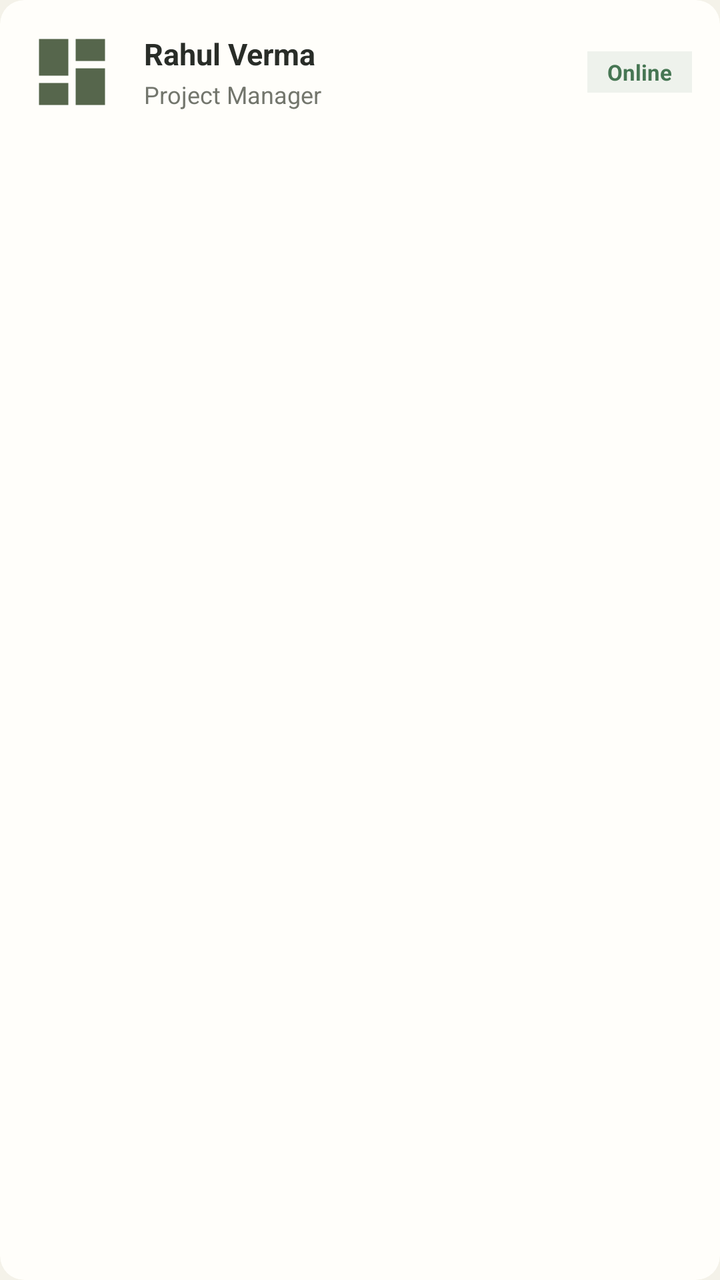
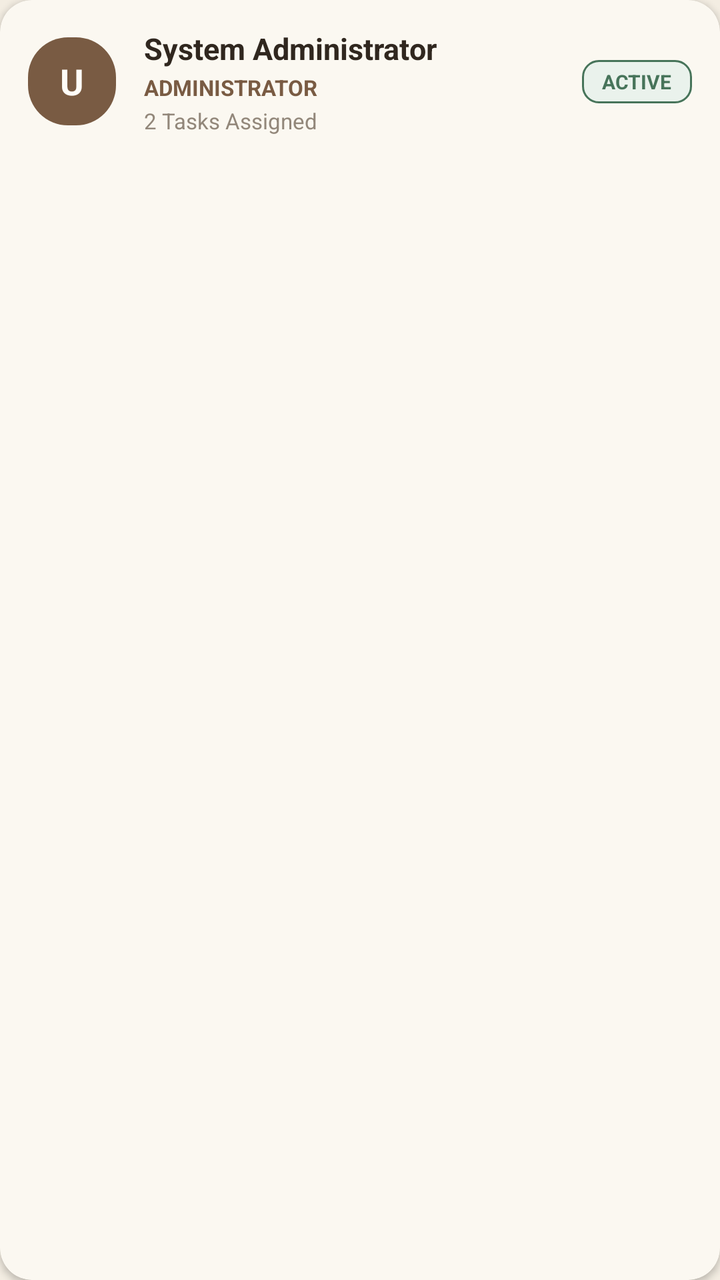

Two renders of the same Android screen: before a commit and after it. Below are the layout's source before the change and the commit's diff.
<!-- AndroidManifest.xml: application theme Theme.ProjectFlow -->
<!-- res/layout/item_team_member.xml -->
<?xml version="1.0" encoding="utf-8"?>
<androidx.cardview.widget.CardView xmlns:android="http://schemas.android.com/apk/res/android"
    xmlns:app="http://schemas.android.com/apk/res-auto"
    android:layout_width="match_parent"
    android:layout_height="wrap_content"
    android:layout_marginBottom="10dp"
    app:cardBackgroundColor="@color/chalk_white"
    app:cardCornerRadius="12dp"
    app:cardElevation="0dp">

    <RelativeLayout
        android:layout_width="match_parent"
        android:layout_height="wrap_content"
        android:padding="14dp">

        
        <FrameLayout
            android:id="@+id/avatarContainer"
            android:layout_width="44dp"
            android:layout_height="44dp"
            android:layout_alignParentStart="true"
            android:layout_centerVertical="true"
            android:background="@drawable/ic_dashboard"
            android:backgroundTint="@color/deep_sage" />

        
        <LinearLayout
            android:layout_width="match_parent"
            android:layout_height="wrap_content"
            android:layout_centerVertical="true"
            android:layout_marginStart="14dp"
            android:layout_toStartOf="@+id/tvMemberStatus"
            android:layout_toEndOf="@id/avatarContainer"
            android:orientation="vertical">

            <TextView
                android:id="@+id/tvMemberName"
                android:layout_width="wrap_content"
                android:layout_height="wrap_content"
                android:text="Rahul Verma"
                android:textColor="@color/charcoal"
                android:textSize="15sp"
                android:textStyle="bold" />

            <TextView
                android:id="@+id/tvMemberRole"
                android:layout_width="wrap_content"
                android:layout_height="wrap_content"
                android:layout_marginTop="2dp"
                android:text="Project Manager"
                android:textColor="@color/stone_grey"
                android:textSize="12sp" />
        </LinearLayout>

        
        <TextView
            android:id="@+id/tvMemberStatus"
            android:layout_width="wrap_content"
            android:layout_height="wrap_content"
            android:layout_alignParentEnd="true"
            android:layout_centerVertical="true"
            android:background="@color/status_green_light"
            android:paddingStart="10dp"
            android:paddingTop="3dp"
            android:paddingEnd="10dp"
            android:paddingBottom="3dp"
            android:text="Online"
            android:textColor="@color/status_green"
            android:textSize="11sp"
            android:textStyle="bold" />

    </RelativeLayout>

</androidx.cardview.widget.CardView>
<!-- resources referenced by this layout -->
<resources>
  <color name="chalk_white">#FFFEFA</color>
  <color name="charcoal">#292D28</color>
  <color name="deep_sage">#56664C</color>
  <color name="status_green">#467653</color>
  <color name="status_green_light">#EEF2EC</color>
  <color name="stone_grey">#73766D</color>
  <!-- drawable ic_dashboard (drawable) -->
  <vector xmlns:android="http://schemas.android.com/apk/res/android"
      android:width="24dp"
      android:height="24dp"
      android:viewportWidth="24"
      android:viewportHeight="24">
    <path
        android:fillColor="@color/deep_sage"
        android:pathData="M3,13h8V3H3v10zm0,8h8v-6H3v6zm10,0h8V11h-8v10zm0,-18v6h8V3h-8z"/>
  </vector>
  <style name="Theme.ProjectFlow" parent="Theme.MaterialComponents.DayNight.NoActionBar">
          
          <item name="colorPrimary">@color/deep_sage</item>
          <item name="colorPrimaryVariant">@color/deep_sage_dark</item>
          <item name="colorOnPrimary">@color/limestone_ivory</item>
  
          
          <item name="colorSecondary">@color/mineral_sage</item>
          <item name="colorSecondaryVariant">@color/mineral_sage</item>
          <item name="colorOnSecondary">@color/chalk_white</item>
  
          
          <item name="android:statusBarColor">@color/chalk_white</item>
          <item name="android:windowLightStatusBar">true</item>
  
          
          <item name="android:windowBackground">@color/limestone_ivory</item>
          <item name="colorSurface">@color/chalk_white</item>
      </style>
  <color name="deep_sage_dark">#485640</color>
  <color name="limestone_ivory">#F4F2E9</color>
  <color name="mineral_sage">#78866B</color>
</resources>

<!-- the commit's change to res/layout/item_team_member.xml (unified diff, before → after) -->
@@ -1,12 +1,13 @@
 <?xml version="1.0" encoding="utf-8"?>
 <androidx.cardview.widget.CardView xmlns:android="http://schemas.android.com/apk/res/android"
     xmlns:app="http://schemas.android.com/apk/res-auto"
+    android:id="@+id/cardTeamMember"
     android:layout_width="match_parent"
     android:layout_height="wrap_content"
     android:layout_marginBottom="10dp"
-    app:cardBackgroundColor="@color/chalk_white"
-    app:cardCornerRadius="12dp"
-    app:cardElevation="0dp">
+    app:cardBackgroundColor="@color/earth_surface"
+    app:cardCornerRadius="16dp"
+    app:cardElevation="2dp">
 
     <RelativeLayout
         android:layout_width="match_parent"
@@ -20,8 +21,18 @@
             android:layout_height="44dp"
             android:layout_alignParentStart="true"
             android:layout_centerVertical="true"
-            android:background="@drawable/ic_dashboard"
-            android:backgroundTint="@color/deep_sage" />
+            android:background="@drawable/bg_chip_selected">
+
+            <TextView
+                android:id="@+id/tvAvatarInitial"
+                android:layout_width="wrap_content"
+                android:layout_height="wrap_content"
+                android:layout_gravity="center"
+                android:text="U"
+                android:textColor="@color/white"
+                android:textSize="18sp"
+                android:textStyle="bold" />
+        </FrameLayout>
 
         
         <LinearLayout
@@ -37,8 +48,8 @@
                 android:id="@+id/tvMemberName"
                 android:layout_width="wrap_content"
                 android:layout_height="wrap_content"
-                android:text="Rahul Verma"
-                android:textColor="@color/charcoal"
+                android:text="System Administrator"
+                android:textColor="@color/text_main"
                 android:textSize="15sp"
                 android:textStyle="bold" />
 
@@ -47,9 +58,19 @@
                 android:layout_width="wrap_content"
                 android:layout_height="wrap_content"
                 android:layout_marginTop="2dp"
-                android:text="Project Manager"
-                android:textColor="@color/stone_grey"
-                android:textSize="12sp" />
+                android:text="ADMINISTRATOR"
+                android:textColor="@color/primary_earth"
+                android:textSize="11sp"
+                android:textStyle="bold" />
+
+            <TextView
+                android:id="@+id/tvMemberProjects"
+                android:layout_width="wrap_content"
+                android:layout_height="wrap_content"
+                android:layout_marginTop="2dp"
+                android:text="2 Tasks Assigned"
+                android:textColor="@color/text_muted"
+                android:textSize="11sp" />
         </LinearLayout>
 
         
@@ -59,16 +80,13 @@
             android:layout_height="wrap_content"
             android:layout_alignParentEnd="true"
             android:layout_centerVertical="true"
-            android:background="@color/status_green_light"
-            android:paddingStart="10dp"
-            android:paddingTop="3dp"
-            android:paddingEnd="10dp"
-            android:paddingBottom="3dp"
-            android:text="Online"
-            android:textColor="@color/status_green"
-            android:textSize="11sp"
+            android:background="@drawable/bg_badge_success"
+            android:paddingHorizontal="10dp"
+            android:paddingVertical="4dp"
+            android:text="ACTIVE"
+            android:textColor="@color/earth_success"
+            android:textSize="10sp"
             android:textStyle="bold" />
 
     </RelativeLayout>
-
 </androidx.cardview.widget.CardView>
<!-- resource entries referenced after the edit -->
@@ -1,42 +1,53 @@
 <!-- resources referenced by this layout -->
 <resources>
-  <color name="chalk_white">#FFFEFA</color>
-  <color name="charcoal">#292D28</color>
-  <color name="deep_sage">#56664C</color>
-  <color name="status_green">#467653</color>
-  <color name="status_green_light">#EEF2EC</color>
-  <color name="stone_grey">#73766D</color>
-  <!-- drawable ic_dashboard (drawable) -->
-  <vector xmlns:android="http://schemas.android.com/apk/res/android"
-      android:width="24dp"
-      android:height="24dp"
-      android:viewportWidth="24"
-      android:viewportHeight="24">
-    <path
-        android:fillColor="@color/deep_sage"
-        android:pathData="M3,13h8V3H3v10zm0,8h8v-6H3v6zm10,0h8V11h-8v10zm0,-18v6h8V3h-8z"/>
-  </vector>
+  <color name="earth_success">#47745A</color>
+  <color name="earth_surface">#FBF8F1</color>
+  <color name="primary_earth">#795B43</color>
+  <color name="text_main">#30271F</color>
+  <color name="text_muted">#92877A</color>
+  <color name="white">#FFFDF8</color>
+  <!-- drawable bg_badge_success (drawable) -->
+  <?xml version="1.0" encoding="utf-8"?>
+  <shape xmlns:android="http://schemas.android.com/apk/res/android"
+      android:shape="rectangle">
+      <corners android:radius="8dp" />
+      <solid android:color="@color/earth_success_light" />
+      <stroke
+          android:width="1dp"
+          android:color="@color/earth_success" />
+  </shape>
+  <!-- drawable bg_chip_selected (drawable) -->
+  <?xml version="1.0" encoding="utf-8"?>
+  <shape xmlns:android="http://schemas.android.com/apk/res/android"
+      android:shape="rectangle">
+      <corners android:radius="20dp" />
+      <solid android:color="@color/primary_earth" />
+  </shape>
   <style name="Theme.ProjectFlow" parent="Theme.MaterialComponents.DayNight.NoActionBar">
           
-          <item name="colorPrimary">@color/deep_sage</item>
-          <item name="colorPrimaryVariant">@color/deep_sage_dark</item>
-          <item name="colorOnPrimary">@color/limestone_ivory</item>
+          <item name="colorPrimary">@color/primary_earth</item>
+          <item name="colorPrimaryVariant">@color/deep_earth</item>
+          <item name="colorOnPrimary">@color/earth_raised</item>
   
           
-          <item name="colorSecondary">@color/mineral_sage</item>
-          <item name="colorSecondaryVariant">@color/mineral_sage</item>
-          <item name="colorOnSecondary">@color/chalk_white</item>
+          <item name="colorSecondary">@color/muted_clay</item>
+          <item name="colorSecondaryVariant">@color/secondary_sand</item>
+          <item name="colorOnSecondary">@color/text_main</item>
   
           
-          <item name="android:statusBarColor">@color/chalk_white</item>
+          <item name="android:statusBarColor">@color/earth_surface</item>
           <item name="android:windowLightStatusBar">true</item>
   
           
-          <item name="android:windowBackground">@color/limestone_ivory</item>
-          <item name="colorSurface">@color/chalk_white</item>
+          <item name="android:windowBackground">@color/earth_bg</item>
+          <item name="colorSurface">@color/earth_surface</item>
+          <item name="colorOnSurface">@color/text_main</item>
       </style>
-  <color name="deep_sage_dark">#485640</color>
-  <color name="limestone_ivory">#F4F2E9</color>
-  <color name="mineral_sage">#78866B</color>
+  <color name="earth_success_light">#EAF2EC</color>
+  <color name="deep_earth">#493628</color>
+  <color name="earth_raised">#FFFDF8</color>
+  <color name="muted_clay">#B69A78</color>
+  <color name="secondary_sand">#D9C9B2</color>
+  <color name="earth_bg">#F3EDE2</color>
 </resources>
 
